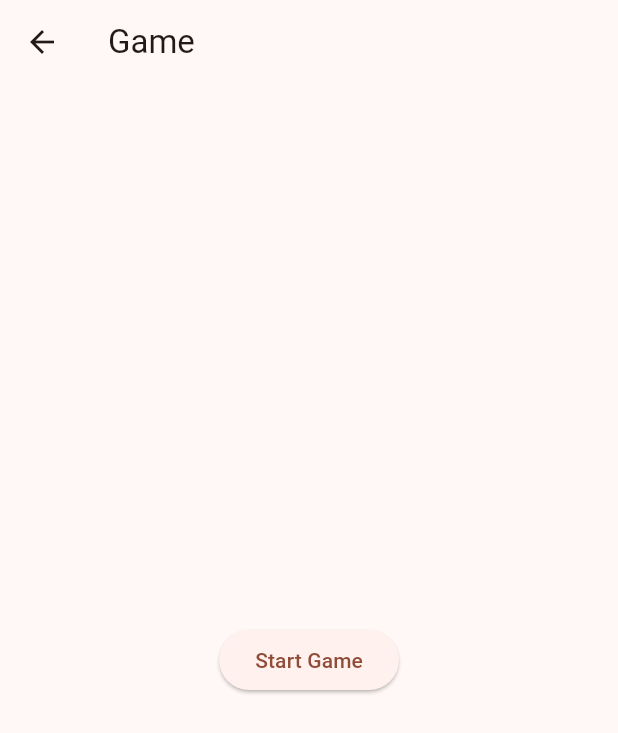
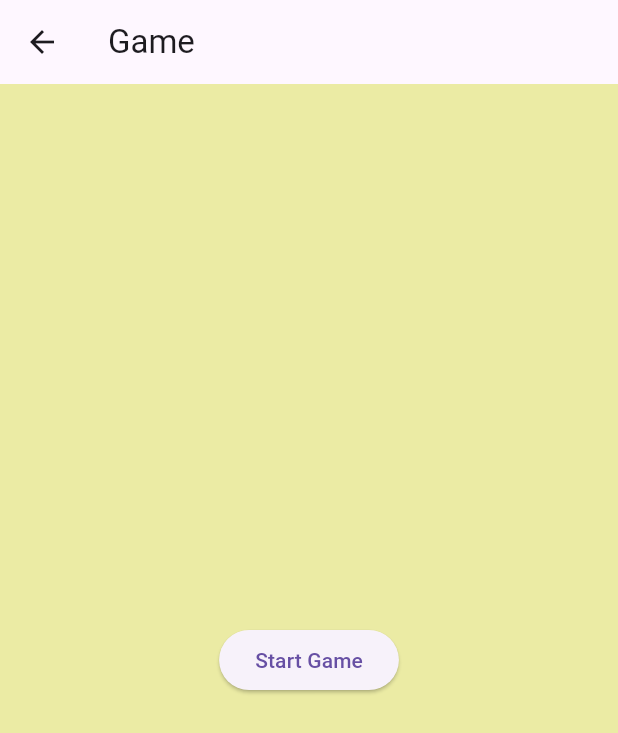
Before and after one commit to SokolovG/Thousand-Counter, a Flutter app: the screen it shows after launch, after a tap on "Create game", on a phone screen of 412 x 824 dp. Shown: the top 733 px of the screen. Run offline on Flutter 3.47's test engine with Material 3 defaults, Android fonts, the light colour scheme and no system bars; our stand-ins replace flutter_riverpod, recase, talker.

Commit message:
added settings screen, game settings screen, scaffold theme settings

```diff
--- a/lib/main.dart
+++ b/lib/main.dart
@@ -13,7 +13,27 @@ class ThousandCounterApp extends StatelessWidget {
   Widget build(BuildContext context) {
     return MaterialApp(
       title: 'Thousand Counter',
-      theme: ThemeData(colorScheme: .fromSeed(seedColor: Colors.deepOrange)),
+      theme: ThemeData(
+        primarySwatch: Colors.pink,
+        scaffoldBackgroundColor: const Color.fromARGB(255, 235, 235, 164),
+        textTheme: TextTheme(
+          bodyMedium: TextStyle(
+            color: Colors.black,
+            fontWeight: FontWeight.w500,
+            fontSize: 20,
+          ),
+          bodyLarge: TextStyle(
+            color: Colors.black,
+            fontWeight: FontWeight.w500,
+            fontSize: 28,
+          ),
+          headlineMedium: TextStyle(
+            color: Colors.black,
+            fontWeight: FontWeight.bold,
+            fontSize: 24,
+          ),
+        ),
+      ),
       home: const HomeScreen(),
     );
   }
--- a/lib/models/player_profile.dart
+++ b/lib/models/player_profile.dart
@@ -3,11 +3,8 @@ import 'package:uuid/uuid.dart';
 class PlayerProfile {
   final String id;
   final String name;
-  final DateTime createdAt;
 
-  PlayerProfile({required this.name, String? id})
-    : id = id ?? Uuid().v4(),
-      createdAt = DateTime.now();
+  PlayerProfile({required this.name, String? id}) : id = id ?? Uuid().v4();
 
   @override
   String toString() {
--- a/lib/presentation/screens/game.dart
+++ /dev/null
@@ -1,32 +0,0 @@
-import 'package:flutter/material.dart';
-import 'package:flutter_riverpod/flutter_riverpod.dart';
-import 'package:thousand_counter/core/logger.dart';
-import 'package:thousand_counter/models/player_game_state.dart';
-import 'package:thousand_counter/models/player_profile.dart';
-import 'package:thousand_counter/providers/service_providers.dart';
-
-class GameScreen extends ConsumerWidget {
-  const GameScreen({super.key});
-
-  @override
-  Widget build(BuildContext context, WidgetRef ref) {
-    final gameService = ref.read(gameServiceProvider);
-    AppLogger.info(gameService);
-
-    return Scaffold(
-      appBar: AppBar(title: const Text("Game")),
-      body: Center(
-        child: ElevatedButton(
-          onPressed: () {
-            PlayerProfile sonyaProfile = PlayerProfile(name: "Sonya");
-            PlayerProfile grishaProfile = PlayerProfile(name: "Sonya");
-            PlayerGameState sonya = PlayerGameState(profile: sonyaProfile);
-            PlayerGameState grisha = PlayerGameState(profile: grishaProfile);
-            gameService.startGame([sonya, grisha]);
-          },
-          child: const Text("Start Game"),
-        ),
-      ),
-    );
-  }
-}
--- /dev/null
+++ b/lib/presentation/screens/game_settings.dart
@@ -0,0 +1,32 @@
+import 'package:flutter/material.dart';
+import 'package:flutter_riverpod/flutter_riverpod.dart';
+import 'package:thousand_counter/core/logger.dart';
+import 'package:thousand_counter/models/player_game_state.dart';
+import 'package:thousand_counter/models/player_profile.dart';
+import 'package:thousand_counter/providers/service_providers.dart';
+
+class GameSettingsScreen extends ConsumerWidget {
+  const GameSettingsScreen({super.key});
+
+  @override
+  Widget build(BuildContext context, WidgetRef ref) {
+    final gameService = ref.read(gameServiceProvider);
+    AppLogger.info(gameService);
+
+    return Scaffold(
+      appBar: AppBar(title: const Text("Game")),
+      body: Center(
+        child: ElevatedButton(
+          onPressed: () {
+            PlayerProfile sonyaProfile = PlayerProfile(name: "Sonya");
+            PlayerProfile grishaProfile = PlayerProfile(name: "Sonya");
+            PlayerGameState sonya = PlayerGameState(profile: sonyaProfile);
+            PlayerGameState grisha = PlayerGameState(profile: grishaProfile);
+            gameService.startGame([sonya, grisha]);
+          },
+          child: const Text("Start Game"),
+        ),
+      ),
+    );
+  }
+}
--- a/lib/presentation/screens/home.dart
+++ b/lib/presentation/screens/home.dart
@@ -1,6 +1,8 @@
 import 'package:flutter/material.dart';
 import 'package:flutter_riverpod/flutter_riverpod.dart';
-import 'package:thousand_counter/presentation/screens/game.dart';
+import 'package:thousand_counter/presentation/screens/game_settings.dart';
+import 'package:thousand_counter/presentation/screens/players.dart';
+import 'package:thousand_counter/presentation/screens/settings.dart';
 import 'package:thousand_counter/presentation/widgets/buttons/menu_button.dart';
 
 class HomeScreen extends ConsumerWidget {
@@ -11,10 +13,18 @@ class HomeScreen extends ConsumerWidget {
     return Scaffold(
       appBar: AppBar(
         title: const Text("Thousand Counter"),
-        // backgroundColor: const Color.fromARGB(255, 74, 179, 18),
+        leading: IconButton(
+          icon: const Icon(Icons.settings),
+          onPressed: () {
+            Navigator.push(
+              context,
+              MaterialPageRoute(builder: (context) => const SettingsScreen()),
+            );
+          },
+        ),
+        backgroundColor: Theme.of(context).colorScheme.inversePrimary,
       ),
-      body: Padding(
-        padding: const EdgeInsets.all(120.0),
+      body: Center(
         child: Column(
           mainAxisAlignment: MainAxisAlignment.center,
           children: [
@@ -23,14 +33,26 @@ class HomeScreen extends ConsumerWidget {
               onPressed: () {
                 Navigator.push(
                   context,
-                  MaterialPageRoute(builder: (context) => const GameScreen()),
+                  MaterialPageRoute(
+                    builder: (context) => const GameSettingsScreen(),
+                  ),
                 );
               },
             ),
             SizedBox(height: 40),
-            MenuButton(text: "History of games", onPressed: () {}),
+            MenuButton(text: "Recent games", onPressed: () {}),
             SizedBox(height: 40),
-            MenuButton(text: "Players", onPressed: () {}),
+            MenuButton(
+              text: "Players",
+              onPressed: () {
+                Navigator.push(
+                  context,
+                  MaterialPageRoute(
+                    builder: (context) => const PlayersScreen(),
+                  ),
+                );
+              },
+            ),
           ],
         ),
       ),
--- a/lib/presentation/widgets/buttons/menu_button.dart
+++ b/lib/presentation/widgets/buttons/menu_button.dart
@@ -8,10 +8,14 @@ class MenuButton extends StatelessWidget {
 
   @override
   Widget build(BuildContext context) {
+    final theme = Theme.of(context);
     return ElevatedButton(
-      style: ElevatedButton.styleFrom(minimumSize: const Size(100, 50)),
+      style: ElevatedButton.styleFrom(
+        textStyle: theme.textTheme.bodyMedium,
+        minimumSize: const Size(200, 50),
+      ),
       onPressed: onPressed,
-      child: Text(text, style: const TextStyle(fontSize: 24)),
+      child: Text(text, style: Theme.of(context).textTheme.headlineMedium),
     );
   }
 }
```
Also changed, not shown: lib/presentation/screens/players.dart (added, +25 -0 lines), lib/presentation/screens/settings.dart (added, +24 -0 lines).
